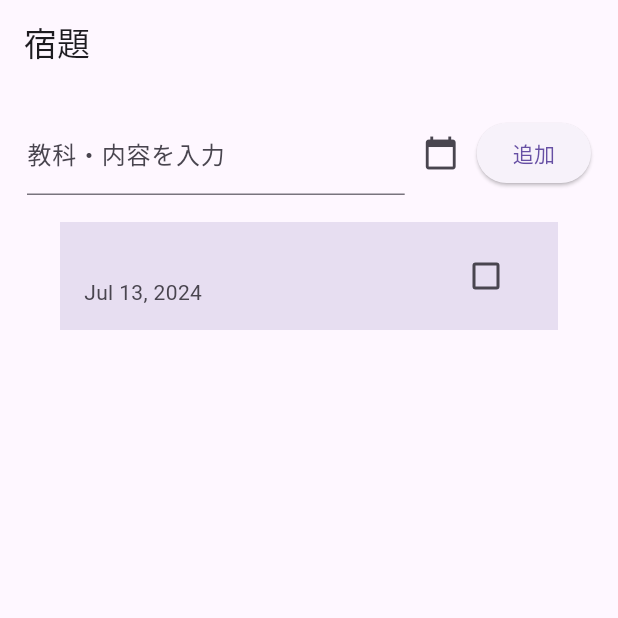
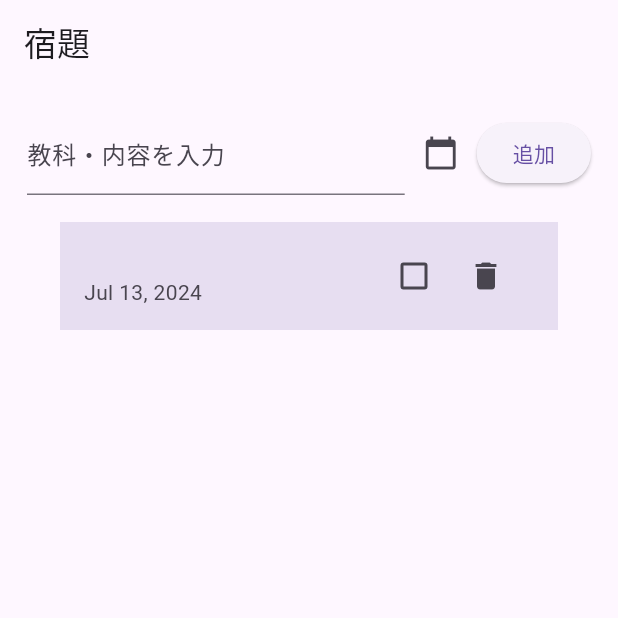
Before and after one commit to KazukiYoshida24/homework_organizer, a Flutter app: the screen it shows after launch, after a tap on "追加", on a phone screen of 412 x 824 dp, the top half of it. Run offline on Flutter 3.47's test engine with Material 3 defaults, Android fonts, the phone set to English and light mode, and no system bars.

Commit message:
Add Delete Button

```diff
--- a/lib/main.dart
+++ b/lib/main.dart
@@ -2,13 +2,15 @@ import 'package:flutter/material.dart';
 import 'package:intl/intl.dart';
 
 void main() {
-  runApp(MyApp());
+  runApp(const MyApp());
 }
 
 class MyApp extends StatelessWidget {
+  const MyApp({super.key});
+
   @override
   Widget build(BuildContext context) {
-    return MaterialApp(
+    return const MaterialApp(
       home: HomeworkOrganizerScreen(),
     );
   }
@@ -24,6 +26,8 @@ class Homework {
 }
 
 class HomeworkOrganizerScreen extends StatefulWidget {
+  const HomeworkOrganizerScreen({super.key});
+
   @override
   _HomeworkOrganizerScreenState createState() =>
       _HomeworkOrganizerScreenState();
@@ -124,13 +128,21 @@ class _HomeworkOrganizerScreenState extends State<HomeworkOrganizerScreen> {
                   tileColor: index.isOdd ? oddItemColor : evenItemColor,
                   title: Text(homework.title),
                   subtitle: Text(DateFormat.yMMMd().format(homework.dueDate)),
-                  trailing: Checkbox(
-                    value: homework.isCompleted,
-                    onChanged: (value) {
-                      _toggleCompletion(index);
-                    },
+                  trailing: Row(
+                    mainAxisSize: MainAxisSize.min,
+                    children: [
+                      Checkbox(
+                        value: homework.isCompleted,
+                        onChanged: (value) {
+                          _toggleCompletion(index);
+                        },
+                      ),
+                      IconButton(
+                        icon: const Icon(Icons.delete),
+                        onPressed: () => _deleteHomework(index),
+                      ),
+                    ],
                   ),
-                  onLongPress: () => _deleteHomework(index),
                 );
               },
               onReorder: _reorderHomework,
```
